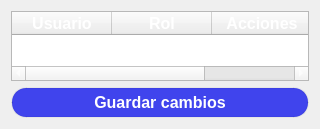
First picture: the form in SafeSpace/client/src/view/administration/subpages/systemuserspage.ui, repository Svndda/CI-0123-PIRS-incomprendidos, before the edit.
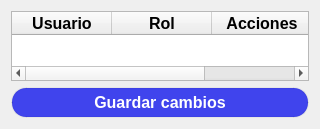
Second picture: the form after the edit. Custom widgets are drawn as their Qt base class.

Commit message: refactor: bg and text colors changed.

What changed in the file:
```diff
--- a/SafeSpace/client/src/view/administration/subpages/systemuserspage.ui
+++ b/SafeSpace/client/src/view/administration/subpages/systemuserspage.ui
@@ -20,8 +20,7 @@
    <string>Lista de Usuarios</string>
   </property>
   <property name="styleSheet">
-   <string notr="true">color:white;
-</string>
+   <string notr="true"/>
   </property>
   <layout class="QGridLayout" name="gridLayout">
    <item row="0" column="0">
```
The commit also changes 6 other files.
